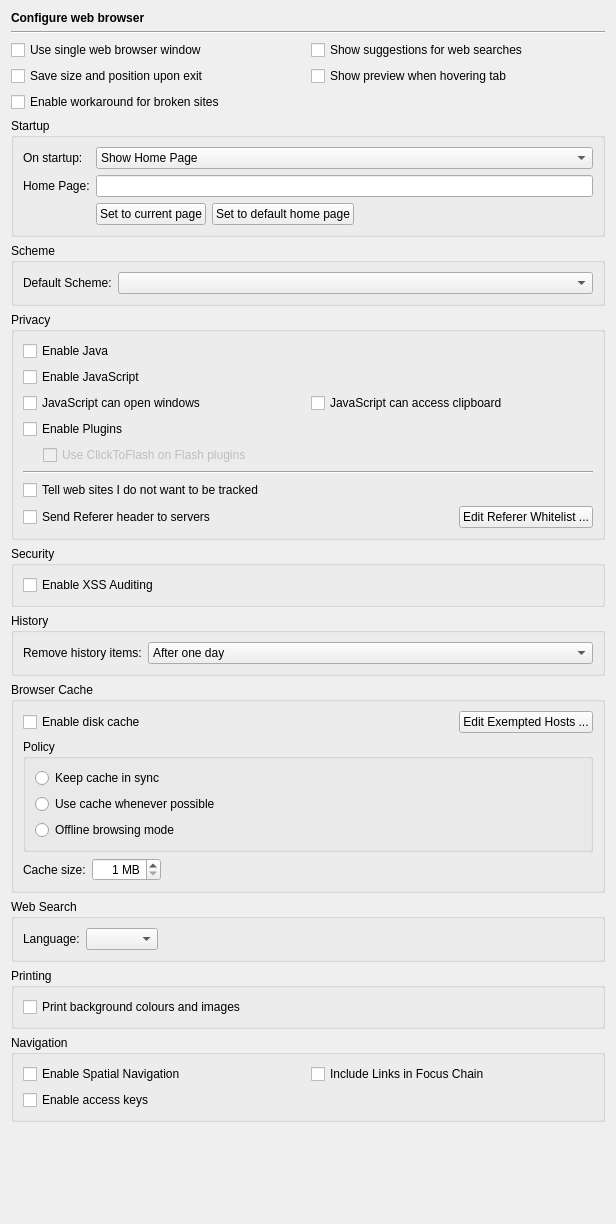
Qt form Preferences/ConfigurationPages/HelpWebBrowserPage.ui (testmana2/test) before a commit.
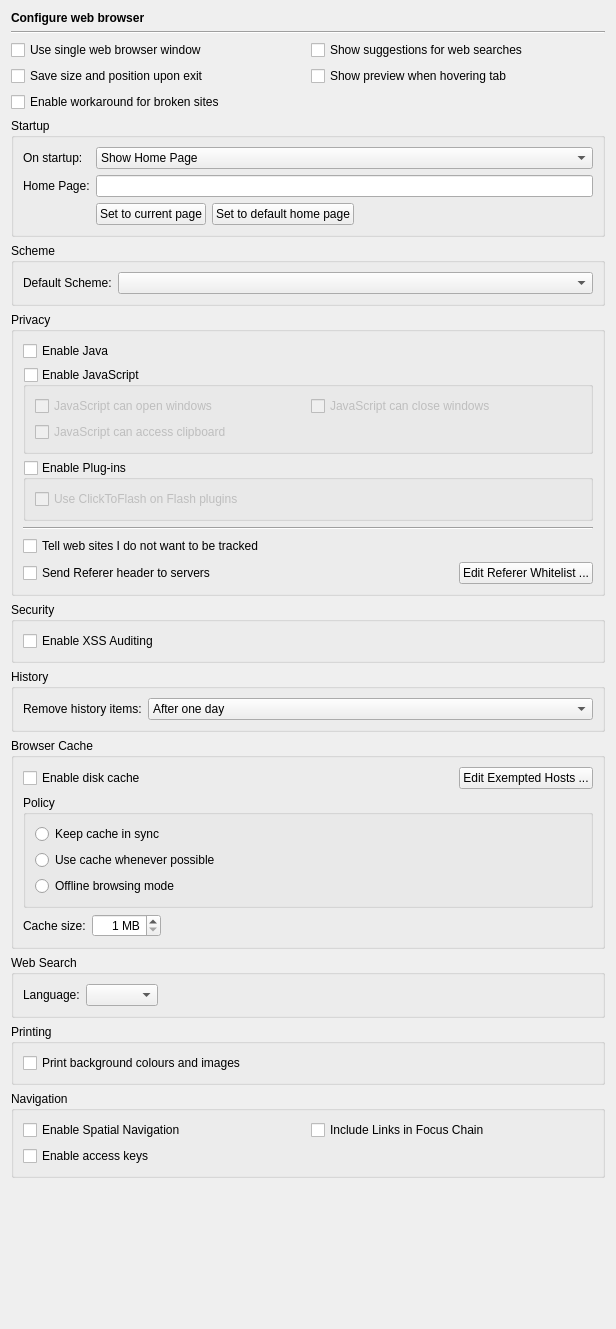
The same form after that commit.

Commit message: Extended the web browser privacy settings.

```diff
--- a/Preferences/ConfigurationPages/HelpWebBrowserPage.ui
+++ b/Preferences/ConfigurationPages/HelpWebBrowserPage.ui
@@ -7,10 +7,10 @@
     <x>0</x>
     <y>0</y>
     <width>616</width>
-    <height>1224</height>
+    <height>1329</height>
    </rect>
   </property>
-  <layout class="QVBoxLayout" name="verticalLayout_4">
+  <layout class="QVBoxLayout" name="verticalLayout_5">
    <item>
     <widget class="QLabel" name="headerLabel">
      <property name="text">
@@ -210,8 +210,8 @@
      <property name="title">
       <string>Privacy</string>
      </property>
-     <layout class="QGridLayout" name="gridLayout">
-      <item row="0" column="0">
+     <layout class="QVBoxLayout" name="verticalLayout_4">
+      <item>
        <widget class="QCheckBox" name="javaCheckBox">
         <property name="toolTip">
          <string>Select to enable Java</string>
@@ -221,17 +221,22 @@
         </property>
        </widget>
       </item>
-      <item row="1" column="0">
-       <widget class="QCheckBox" name="javaScriptCheckBox">
+      <item>
+       <widget class="QGroupBox" name="javaScriptGroup">
         <property name="toolTip">
          <string>Select to enable JavaScript</string>
         </property>
-        <property name="text">
+        <property name="title">
          <string>Enable JavaScript</string>
         </property>
-       </widget>
-      </item>
-      <item row="2" column="0">
+        <property name="checkable">
+         <bool>true</bool>
+        </property>
+        <property name="checked">
+         <bool>false</bool>
+        </property>
+        <layout class="QGridLayout" name="gridLayout">
+         <item row="0" column="0">
        <widget class="QCheckBox" name="jsOpenWindowsCheckBox">
         <property name="toolTip">
          <string>Select to allow JavaScript to open windows</string>
@@ -241,7 +246,17 @@
         </property>
        </widget>
       </item>
-      <item row="2" column="1">
+         <item row="0" column="1">
+          <widget class="QCheckBox" name="jsCloseWindowsCheckBox">
+           <property name="toolTip">
+            <string>Select to allow JavaScript to close windows</string>
+           </property>
+           <property name="text">
+            <string>JavaScript can close windows</string>
+           </property>
+          </widget>
+         </item>
+         <item row="1" column="0">
        <widget class="QCheckBox" name="jsClipboardCheckBox">
         <property name="toolTip">
          <string>Select to allow JavaScript to access the clipboard</string>
@@ -251,35 +266,25 @@
         </property>
        </widget>
       </item>
-      <item row="3" column="0">
-       <widget class="QCheckBox" name="pluginsCheckBox">
+        </layout>
+       </widget>
+      </item>
+      <item>
+       <widget class="QGroupBox" name="pluginsGroup">
         <property name="toolTip">
          <string>Select to enable plugins in web pages</string>
         </property>
-        <property name="text">
-         <string>Enable Plugins</string>
+        <property name="title">
+         <string>Enable Plug-ins</string>
         </property>
-       </widget>
-      </item>
-      <item row="4" column="0" colspan="2">
-       <layout class="QHBoxLayout" name="horizontalLayout_3">
-        <item>
-         <spacer name="horizontalSpacer_4">
-          <property name="orientation">
-           <enum>Qt::Horizontal</enum>
-          </property>
-          <property name="sizeType">
-           <enum>QSizePolicy::Fixed</enum>
-          </property>
-          <property name="sizeHint" stdset="0">
-           <size>
-            <width>20</width>
-            <height>19</height>
-           </size>
-          </property>
-         </spacer>
-        </item>
-        <item>
+        <property name="checkable">
+         <bool>true</bool>
+        </property>
+        <property name="checked">
+         <bool>false</bool>
+        </property>
+        <layout class="QGridLayout" name="gridLayout_7">
+         <item row="0" column="0">
          <widget class="QCheckBox" name="clickToFlashCheckBox">
           <property name="enabled">
            <bool>false</bool>
@@ -298,29 +303,17 @@
           </property>
          </widget>
         </item>
-        <item>
-         <spacer name="horizontalSpacer_5">
-          <property name="orientation">
-           <enum>Qt::Horizontal</enum>
-          </property>
-          <property name="sizeHint" stdset="0">
-           <size>
-            <width>308</width>
-            <height>20</height>
-           </size>
-          </property>
-         </spacer>
-        </item>
-       </layout>
+        </layout>
+       </widget>
       </item>
-      <item row="5" column="0" colspan="2">
+      <item>
        <widget class="Line" name="line">
         <property name="orientation">
          <enum>Qt::Horizontal</enum>
         </property>
        </widget>
       </item>
-      <item row="6" column="0">
+      <item>
        <widget class="QCheckBox" name="doNotTrackCheckBox">
         <property name="toolTip">
          <string>Select to enabled the &quot;Do Not Track&quot; feature</string>
@@ -330,7 +323,7 @@
         </property>
        </widget>
       </item>
-      <item row="7" column="0" colspan="2">
+      <item>
        <layout class="QHBoxLayout" name="horizontalLayout_4">
         <item>
          <widget class="QCheckBox" name="sendRefererCheckBox">
```
Left out of the diff: 24 changed lines with no effect on the pictures. Lines whose indentation alone changed are shown as unchanged. The commit also changes 14 other files.
